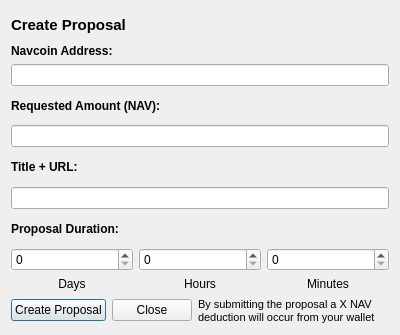
The window that src/qt/forms/communityfundcreateproposaldialog.ui (navcoin/navcoin-core) describes before a commit, drawn with Qt 5.
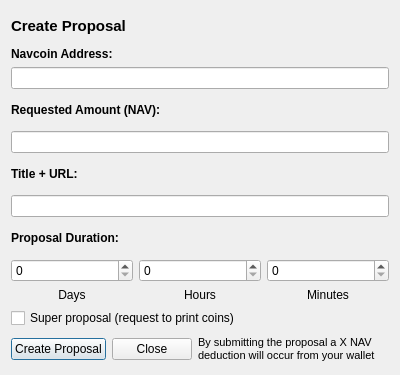
The same window after the commit. Custom widgets are drawn as their Qt base class.

Commit message: super dao

The edit to the form file:
```diff
--- a/src/qt/forms/communityfundcreateproposaldialog.ui
+++ b/src/qt/forms/communityfundcreateproposaldialog.ui
@@ -7,7 +7,7 @@
     <x>0</x>
     <y>0</y>
     <width>400</width>
-    <height>335</height>
+    <height>375</height>
    </rect>
   </property>
   <property name="windowTitle">
@@ -174,6 +174,13 @@
        </item>
       </layout>
      </item>
+     <item>
+      <widget class="QCheckBox" name="superProposalCheckbox">
+       <property name="text">
+        <string>Super proposal (request to print coins)</string>
+       </property>
+      </widget>
+     </item>
      <item>
       <layout class="QHBoxLayout" name="horizontalLayoutCreateProposalButton">
        <item>
```
The commit also changes 14 other files.
